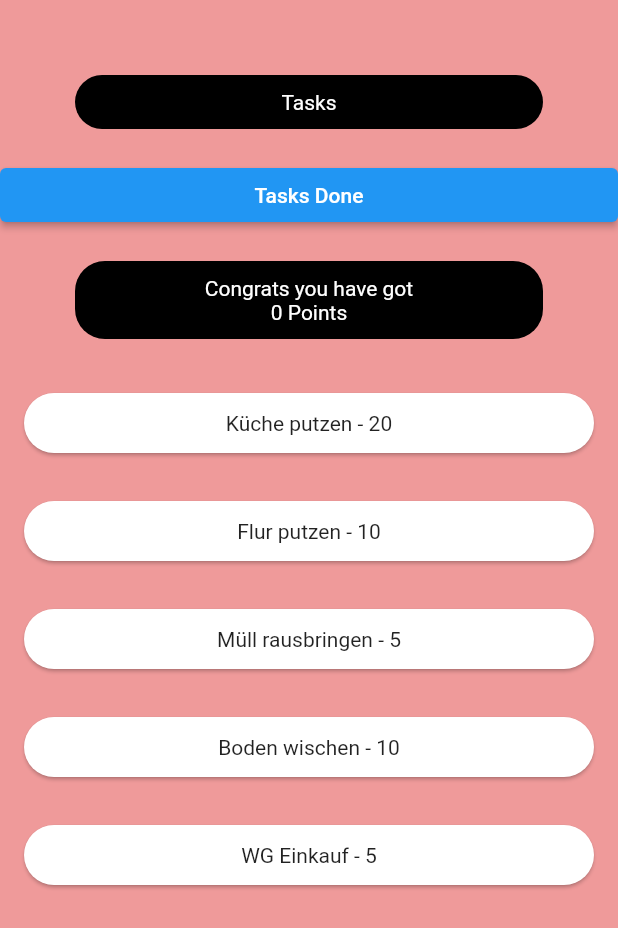
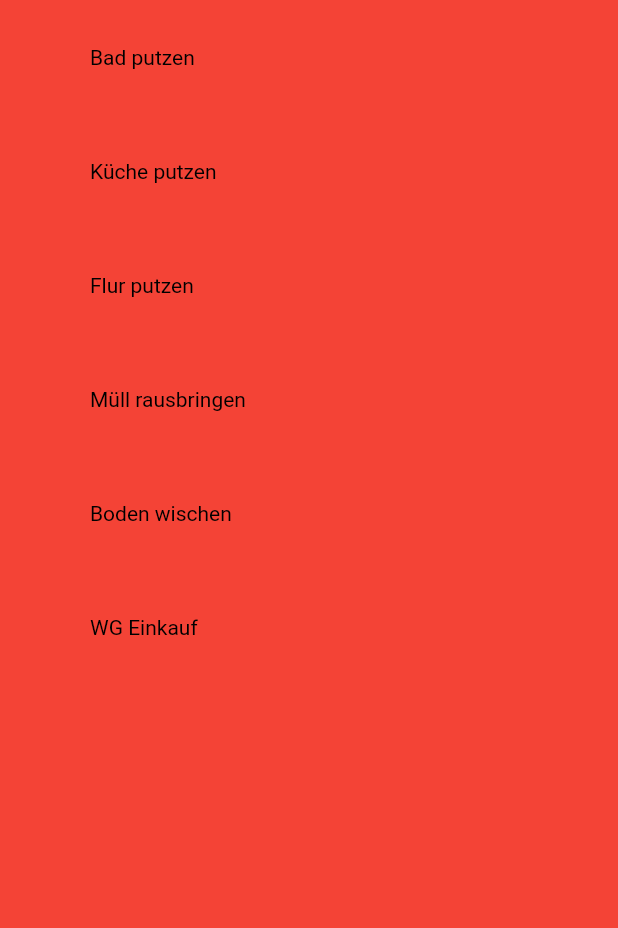
Before and after one commit to leawilde/app_wg_3, a Flutter app: the screen it shows after launch, after a tap on "Tasks Done", on a phone screen of 412 x 824 dp. Shown: the top 928 px of the screen. Run offline on Flutter 3.47's test engine with Material 2 defaults, Android fonts, the phone set to English and light mode, and no system bars; our stand-ins replace shared_preferences.

Commit message:
add tasksDone.dart

```diff
--- a/lib/screens/tasks.dart
+++ b/lib/screens/tasks.dart
@@ -1,3 +1,4 @@
+import 'package:app_wg_3/screens/tasksDone.dart';
 import 'package:flutter/material.dart';
 import 'package:app_wg_3/task.dart';
 import 'package:shared_preferences/shared_preferences.dart';
@@ -49,7 +50,8 @@ class _TasksState extends State<Tasks> {
               child: Text('Tasks', style: TextStyle(color: Colors.white),)
           ),
           ElevatedButton(onPressed: () {
-            updatePoints(10);
+            Navigator.push(context, MaterialPageRoute(
+                builder: (context) => TasksDone(tasks: tasks)));
           }, child: Text('Tasks Done')),
           Container(
             margin: EdgeInsets.fromLTRB(50, 20, 50, 20),
--- /dev/null
+++ b/lib/screens/tasksDone.dart
@@ -0,0 +1,24 @@
+import 'package:flutter/material.dart';
+import 'package:app_wg_3/task.dart';
+
+class TasksDone extends StatelessWidget {
+  const TasksDone({Key? key, required this.tasks}) : super(key: key);
+  final List<Task> tasks;
+
+
+  @override
+  Widget build(BuildContext context) {
+    return  Scaffold(
+      backgroundColor: Colors.red,
+      body: ListView.builder(
+          itemCount: tasks.length,
+          itemBuilder: (context, index){
+            return Container(
+              margin: EdgeInsets.fromLTRB(50, 20, 50, 20),
+                padding: EdgeInsets.all(10),
+                child: Text(tasks[index].description,
+                style: TextStyle(color: Colors.black),));
+      }),
+    );
+  }
+}
```
